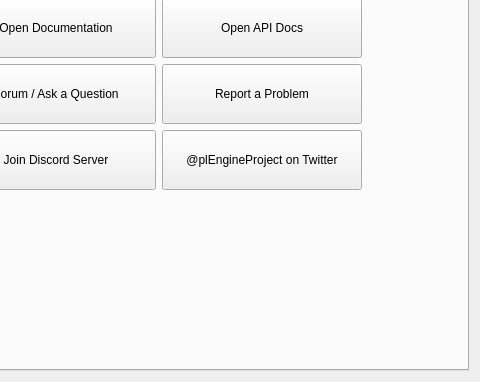
First picture: the form in Code/Editor/EditorFramework/Dialogs/DashboardDlg.ui, repository flyforge/flyengine, before the edit; both pictures show x 288 to 768 and y 252 to 634 of the 768 by 634 pixel window.
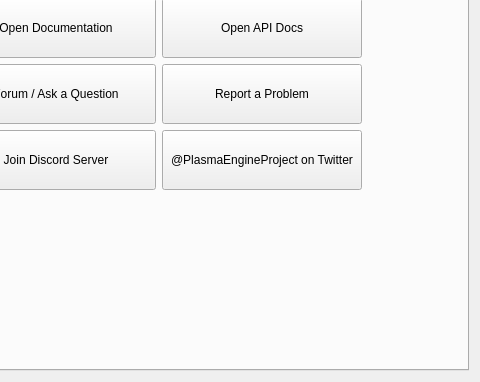
Second picture: the form after the edit. Icons and pictures are not drawn.

```diff
--- a/Code/Editor/EditorFramework/Dialogs/DashboardDlg.ui
+++ b/Code/Editor/EditorFramework/Dialogs/DashboardDlg.ui
@@ -401,7 +401,7 @@
               </size>
              </property>
              <property name="text">
-              <string>@plEngineProject on Twitter</string>
+              <string>@PlasmaEngineProject on Twitter</string>
              </property>
              <property name="icon">
               <iconset resource="../QtResources/resources.qrc">
```
Left out of the diff: 2 changed lines with no effect on the pictures.
